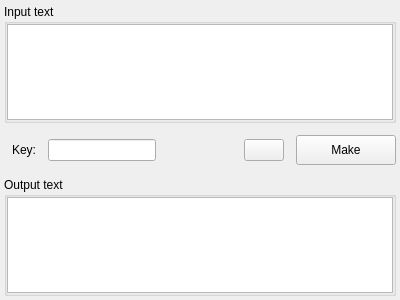
This is src/gui/symmetric/vernam/vernam.ui in vasilypht/crypto-methods as Qt 5 draws it before an edit. The edited form follows.
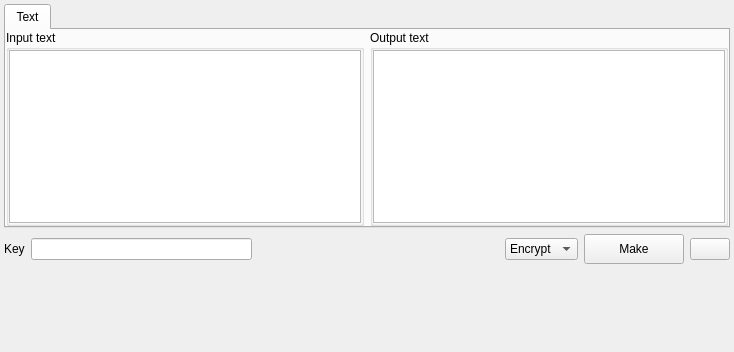
This is the edited form.

Commit message: The design and structure of the Vernam program has been updated. Added notebook file with code.

```diff
--- a/src/gui/symmetric/vernam/vernam.ui
+++ b/src/gui/symmetric/vernam/vernam.ui
@@ -6,17 +6,14 @@
    <rect>
     <x>0</x>
     <y>0</y>
-    <width>400</width>
-    <height>300</height>
+    <width>734</width>
+    <height>352</height>
    </rect>
   </property>
   <property name="windowTitle">
    <string>Form</string>
   </property>
-  <layout class="QVBoxLayout" name="verticalLayout">
-   <property name="spacing">
-    <number>12</number>
-   </property>
+  <layout class="QVBoxLayout" name="verticalLayout_3">
    <property name="leftMargin">
     <number>4</number>
    </property>
@@ -28,6 +25,28 @@
    </property>
    <property name="bottomMargin">
     <number>4</number>
+   </property>
+   <item alignment="Qt::AlignTop">
+    <widget class="QTabWidget" name="tab_widget">
+     <property name="currentIndex">
+      <number>0</number>
+     </property>
+     <widget class="QWidget" name="tab_text">
+      <attribute name="title">
+       <string>Text</string>
+      </attribute>
+      <layout class="QHBoxLayout" name="horizontalLayout">
+       <property name="leftMargin">
+        <number>0</number>
+       </property>
+       <property name="topMargin">
+        <number>0</number>
+       </property>
+       <property name="rightMargin">
+        <number>0</number>
+       </property>
+       <property name="bottomMargin">
+        <number>0</number>
    </property>
    <item>
     <widget class="QGroupBox" name="group_box_input">
@@ -57,43 +76,112 @@
     </widget>
    </item>
    <item>
-    <layout class="QHBoxLayout" name="horizontal_layout_1">
+        <widget class="QGroupBox" name="group_box_output">
+         <property name="title">
+          <string>Output text</string>
+         </property>
+         <layout class="QVBoxLayout" name="verticalLayout_43">
      <property name="spacing">
-      <number>12</number>
+           <number>0</number>
      </property>
      <property name="leftMargin">
-      <number>8</number>
-     </property>
+           <number>0</number>
+          </property>
+          <property name="topMargin">
+           <number>0</number>
+          </property>
+          <property name="rightMargin">
+           <number>0</number>
+          </property>
+          <property name="bottomMargin">
+           <number>0</number>
+          </property>
+          <item>
+           <widget class="QTextEdit" name="text_edit_output">
+            <property name="readOnly">
+             <bool>true</bool>
+            </property>
+           </widget>
+          </item>
+         </layout>
+        </widget>
+       </item>
+      </layout>
+     </widget>
+    </widget>
+   </item>
+   <item>
+    <layout class="QHBoxLayout" name="horizontal_layout_3">
+     <item>
+      <layout class="QHBoxLayout" name="horizontalLayout_4">
      <item>
       <widget class="QLabel" name="label_key">
-       <property name="sizePolicy">
-        <sizepolicy hsizetype="Fixed" vsizetype="Fixed">
-         <horstretch>0</horstretch>
-         <verstretch>0</verstretch>
-        </sizepolicy>
-       </property>
        <property name="text">
-        <string>Key:</string>
+          <string>Key</string>
        </property>
       </widget>
      </item>
      <item>
-      <widget class="QLineEdit" name="line_edit_key"/>
-     </item>
+        <widget class="QLineEdit" name="line_edit_key">
+         <property name="text">
+          <string/>
+         </property>
+        </widget>
+       </item>
+      </layout>
+     </item>
      <item>
-      <spacer name="horizontal_spacer">
+      <spacer name="horizontal_spacer_4">
        <property name="orientation">
         <enum>Qt::Horizontal</enum>
        </property>
+       <property name="sizeType">
+        <enum>QSizePolicy::Expanding</enum>
+       </property>
        <property name="sizeHint" stdset="0">
         <size>
-         <width>40</width>
+         <width>0</width>
          <height>20</height>
         </size>
        </property>
       </spacer>
      </item>
      <item>
+      <layout class="QHBoxLayout" name="horizontal_layout_2">
+       <item>
+        <widget class="QComboBox" name="combo_box_mode">
+         <item>
+          <property name="text">
+           <string>Encrypt</string>
+          </property>
+         </item>
+         <item>
+          <property name="text">
+           <string>Decrypt</string>
+          </property>
+         </item>
+        </widget>
+       </item>
+       <item>
+        <widget class="QPushButton" name="button_make">
+         <property name="sizePolicy">
+          <sizepolicy hsizetype="Fixed" vsizetype="Fixed">
+           <horstretch>0</horstretch>
+           <verstretch>0</verstretch>
+          </sizepolicy>
+         </property>
+         <property name="minimumSize">
+          <size>
+           <width>100</width>
+           <height>30</height>
+          </size>
+         </property>
+         <property name="text">
+          <string>Make</string>
+         </property>
+        </widget>
+       </item>
+       <item>
       <widget class="QPushButton" name="button_settings">
        <property name="styleSheet">
         <string notr="true"/>
@@ -109,57 +197,22 @@
        </property>
       </widget>
      </item>
+      </layout>
+     </item>
+    </layout>
+   </item>
      <item>
-      <widget class="QPushButton" name="button_make">
-       <property name="sizePolicy">
-        <sizepolicy hsizetype="Fixed" vsizetype="Fixed">
-         <horstretch>0</horstretch>
-         <verstretch>0</verstretch>
-        </sizepolicy>
-       </property>
-       <property name="minimumSize">
+    <spacer name="vertical_spacer_2">
+     <property name="orientation">
+      <enum>Qt::Vertical</enum>
+     </property>
+     <property name="sizeHint" stdset="0">
         <size>
-         <width>100</width>
-         <height>30</height>
-        </size>
-       </property>
-       <property name="text">
-        <string>Make</string>
-       </property>
-      </widget>
-     </item>
-    </layout>
-   </item>
-   <item>
-    <widget class="QGroupBox" name="group_box_output">
-     <property name="title">
-      <string>Output text</string>
-     </property>
-     <layout class="QVBoxLayout" name="verticalLayout_41">
-      <property name="spacing">
-       <number>0</number>
-      </property>
-      <property name="leftMargin">
-       <number>0</number>
-      </property>
-      <property name="topMargin">
-       <number>0</number>
-      </property>
-      <property name="rightMargin">
-       <number>0</number>
-      </property>
-      <property name="bottomMargin">
-       <number>0</number>
-      </property>
-      <item>
-       <widget class="QTextEdit" name="text_edit_output">
-        <property name="readOnly">
-         <bool>true</bool>
-        </property>
-       </widget>
-      </item>
-     </layout>
-    </widget>
+       <width>20</width>
+       <height>105</height>
+      </size>
+     </property>
+    </spacer>
    </item>
   </layout>
  </widget>
```
Left out of the diff: 2 changed lines with no effect on the pictures. Lines whose indentation alone changed are shown as unchanged. The commit also changes 4 other files.
